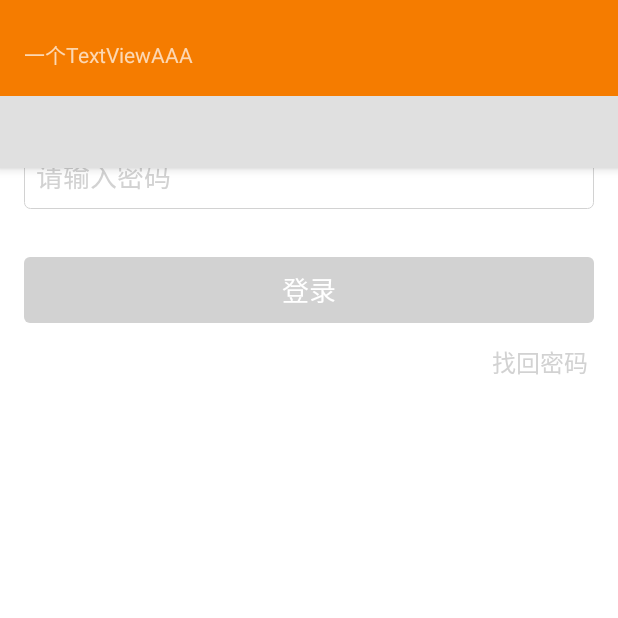
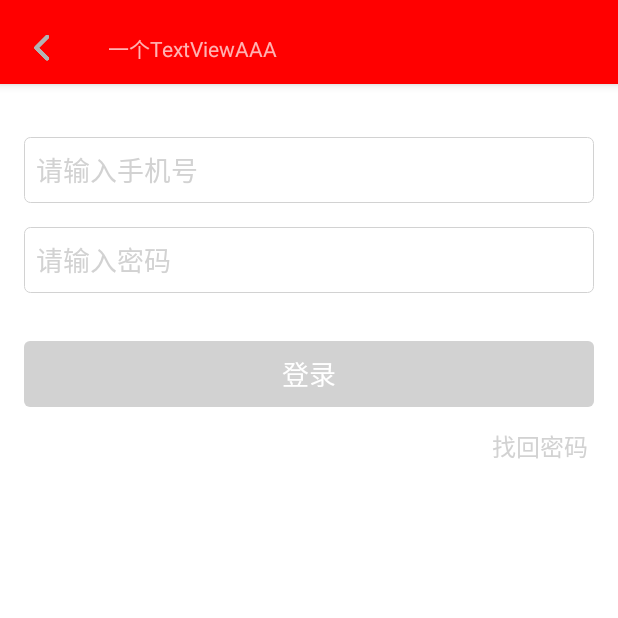
Before and after one commit to xieqq8/x_android, an Android app: the Act002Login screen opened directly, with no data from a screen before it, on a phone screen of 412 x 824 dp, the top half of it. Run offline under Robolectric (Android 15) with nearby library versions, the phone set to English and light mode, and no system bars; libraries missing offline, so code that uses them is left out: com.githang.statusbar; 1 statement that could not run was skipped.

Commit message:
xie status-bar-compat  https://github.com/msdx/status-bar-compat 系统状态栏

```diff
--- a/appxxx/build.gradle
+++ b/appxxx/build.gradle
@@ -87,4 +87,5 @@ dependencies {
     compile 'com.github.bumptech.glide:glide:3.6.1'
     compile 'com.jude:easyrecyclerview:4.2.6'
 
+    compile 'com.githang:status-bar-compat:0.5.1'
 }
--- a/appxxx/src/main/java/com/xxx/appxxx/ui/activity/Act002Login.java
+++ b/appxxx/src/main/java/com/xxx/appxxx/ui/activity/Act002Login.java
@@ -6,7 +6,10 @@ package com.xxx.appxxx.ui.activity;
 import android.content.Context;
 import android.content.Intent;
 import android.content.SharedPreferences;
+import android.graphics.Color;
 import android.os.Bundle;
+import android.support.design.widget.FloatingActionButton;
+import android.support.design.widget.Snackbar;
 import android.support.v7.widget.Toolbar;
 import android.text.Editable;
 import android.text.TextUtils;
@@ -19,6 +22,7 @@ import android.widget.EditText;
 import android.widget.ImageView;
 import android.widget.TextView;
 
+import com.githang.statusbar.StatusBarCompat;
 import com.xxx.appxxx.R;
 import com.xxx.base.BaseApcActivity;
 import org.json.JSONArray;
@@ -44,7 +48,6 @@ public class Act002Login extends BaseApcActivity implements View.OnClickListener
     @Override
     protected void onCreate(Bundle savedInstanceState) {
         super.onCreate(savedInstanceState);
-        setContentView(R.layout.activity_login);
 
     }
 
@@ -53,10 +56,17 @@ public class Act002Login extends BaseApcActivity implements View.OnClickListener
      */
     @Override
     public void initContentView() {
+        setContentView(R.layout.activity_login);
+
         Toolbar mToolbar = (Toolbar) findViewById(R.id.toolbar);
         setSupportActionBar(mToolbar);
 
-        mToolbar.setNavigationIcon(android.R.drawable.ic_menu_delete);//R.mipmap.title_back);
+
+        mToolbar.setNavigationIcon(R.mipmap.title_back);//);
+
+//        ff-81-ff-00
+        Color.argb(0xff,0x81,0xff,0x00);
+        StatusBarCompat.setStatusBarColor(this, Color.argb(0xff,0x81,0xff,0x00));
 
 //        // 返回
 //        ImageView iv_left = (ImageView) findViewById(R.id.iv_left);
--- a/appxxx/src/main/java/com/xxx/appxxx/ui/fragment/Fg100Host.java
+++ b/appxxx/src/main/java/com/xxx/appxxx/ui/fragment/Fg100Host.java
@@ -169,8 +169,6 @@ public class Fg100Host extends BackHandledFragment {
 
     }
 
-
-
     class MyAdapter extends FragmentPagerAdapter {
 
         private List<String> title;
@@ -192,7 +190,6 @@ public class Fg100Host extends BackHandledFragment {
             return views.size();
         }
 
-
         //配置标题的方法
         @Override
         public CharSequence getPageTitle(int position) {
--- a/appxxx/src/main/java/com/xxx/appxxx/uitest/Act00NavBar.java
+++ b/appxxx/src/main/java/com/xxx/appxxx/uitest/Act00NavBar.java
@@ -1,5 +1,6 @@
 package com.xxx.appxxx.uitest;
 
+import android.graphics.Color;
 import android.net.Uri;
 import android.support.v4.app.Fragment;
 import android.support.v4.app.FragmentManager;
@@ -9,6 +10,7 @@ import android.view.View;
 
 import com.ashokvarma.bottomnavigation.BottomNavigationBar;
 import com.ashokvarma.bottomnavigation.BottomNavigationItem;
+import com.githang.statusbar.StatusBarCompat;
 import com.xxx.appxxx.R;
 import com.xxx.appxxx.ui.fragment.Fg100Host;
 import com.xxx.appxxx.ui.fragment.Fg200Books;
@@ -43,6 +45,9 @@ public class Act00NavBar extends BaseApcActivity implements BottomNavigationBar.
                 .initialise();
 
         bottomNavigationBar.setTabSelectedListener(this);
+
+        StatusBarCompat.setStatusBarColor(this, Color.argb(0xff,0xec,0x69,0x41));   // 这样有效果
+
     }
 
     @Override
--- a/appxxx/src/main/res/layout/activity_login.xml
+++ b/appxxx/src/main/res/layout/activity_login.xml
@@ -3,6 +3,7 @@
 <android.support.design.widget.CoordinatorLayout xmlns:android="http://schemas.android.com/apk/res/android"
     android:layout_width="match_parent"
     android:layout_height="match_parent"
+    android:fitsSystemWindows="true"
     xmlns:app="http://schemas.android.com/apk/res-auto"
     android:orientation="vertical">
 
@@ -24,7 +25,7 @@
             <android.support.v7.widget.Toolbar
                 android:id="@+id/toolbar"
                 android:layout_width="match_parent"
-                android:layout_height="?attr/actionBarSize"
+                android:layout_height="@dimen/app_bar_height"
                 app:layout_collapseMode="pin"
                 app:popupTheme="@style/AppTheme.PopupOverlay">
 
@@ -35,15 +36,6 @@
             </android.support.v7.widget.Toolbar>
 
         </android.support.design.widget.CollapsingToolbarLayout>
-
-        <android.support.design.widget.TabLayout
-            android:id="@+id/tabLayout"
-            android:layout_width="match_parent"
-            android:layout_height="wrap_content"
-            android:background="#e0e0e0"
-            app:tabIndicatorColor="#ef5350"
-            app:tabSelectedTextColor="#1976d2"
-            app:tabTextColor="#90caf9" />
     </android.support.design.widget.AppBarLayout>
 
 
@@ -54,7 +46,8 @@
         android:background="@color/background"
         android:paddingLeft="16dp"
         android:paddingRight="16dp"
-        android:paddingTop="5dp">
+        android:paddingTop="5dp"
+        app:layout_behavior="@string/appbar_scrolling_view_behavior">
 
         <TextView
             android:id="@+id/tv_error"
--- a/appxxx/src/main/res/values/colors.xml
+++ b/appxxx/src/main/res/values/colors.xml
@@ -1,8 +1,8 @@
 <?xml version="1.0" encoding="utf-8"?>
 <resources>
-    <color name="colorPrimary">#3F51B5</color>
-    <color name="colorPrimaryDark">#303F9F</color>
-    <color name="colorAccent">#FF4081</color>
+    <color name="colorPrimary">#ff0000</color>
+    <color name="colorPrimaryDark">#0000FF</color>
+    <color name="colorAccent">#ff95ff27</color>
 
     <color name="green">#0b751e</color>
 
@@ -21,7 +21,7 @@
 
     <color name="title_bg">#f0f0f0</color>
     <color name="background">#FFFFFF</color>
-    <color name="orange_r">#ec6941</color>
+    <color name="orange_r">#ffec6941</color>
 
     <color name="gray_t">#aaaaaa</color>
 
--- a/appxxx/src/main/res/values/dimens.xml
+++ b/appxxx/src/main/res/values/dimens.xml
@@ -4,7 +4,9 @@
     <dimen name="activity_vertical_margin">16dp</dimen>
     <dimen name="fab_margin">16dp</dimen>
     <dimen name="appbar_padding_top">8dp</dimen>
-    <dimen name="app_bar_height">180dp</dimen>
+    <dimen name="app_bar_height">48dp</dimen>
+
+
     <dimen name="text_margin">16dp</dimen>
 
     <dimen name="middle_text_size">16sp</dimen>
--- a/appxxx/src/main/res/values/styles.xml
+++ b/appxxx/src/main/res/values/styles.xml
@@ -3,9 +3,9 @@
     <!-- Base application theme. -->
     <style name="AppTheme" parent="Theme.AppCompat.Light.DarkActionBar">
         <!-- Customize your theme here. -->
-        <item name="colorPrimary">@color/orange</item>
-        <item name="colorPrimaryDark">@color/tab_blue</item>
-        <item name="colorAccent">@color/colorAccent</item>
+        <item name="colorPrimary">@color/colorPrimary</item>
+        <item name="colorPrimaryDark">@color/colorPrimaryDark</item>
+        <item name="colorAccent">#00ff00</item>
     </style>
 
     <style name="AppTheme.NoActionBar">
```
Also changed, not shown: appxxx/src/main/java/com/xxx/appxxx/ui/activity/Act000Welcome.java (+11 -3 lines), appxxx/src/main/java/com/xxx/appxxx/ui/fragment/Fg200Books.java (+10 -0 lines), appxxx/src/main/java/com/xxx/appxxx/uitest/ScrollingActivity.java (+7 -0 lines), appxxx/src/main/res/layout/activity_scrolling.xml (+6 -3 lines).
